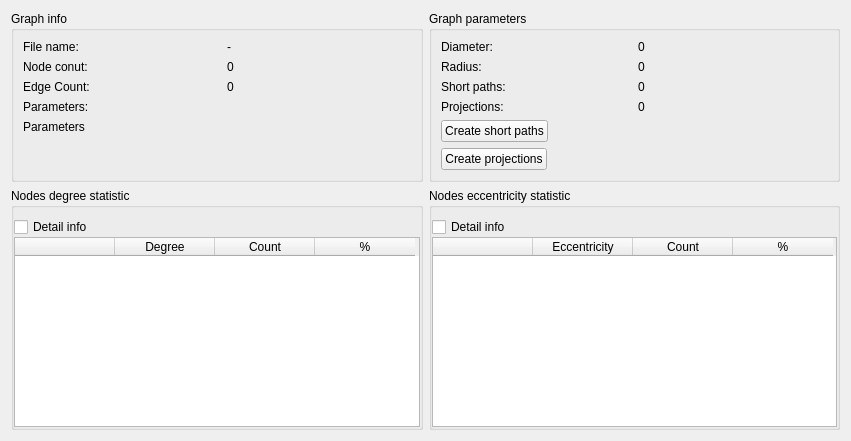
Before: the Qt Designer form gui/GraphInfoForm.ui in Savelyev-Aleksey/Compact-graph, drawn with Qt 5.
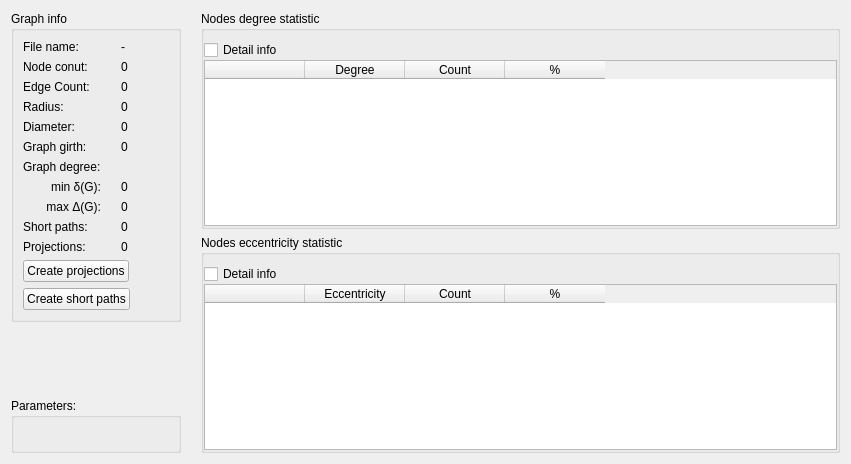
After: the same form once the commit is applied.

Commit message: Updated graph info form. Added projection short loop finder. Added graph grith param. In graph info print min and max degree params. Unify functions to call after read projections.

```diff
--- a/gui/GraphInfoForm.ui
+++ b/gui/GraphInfoForm.ui
@@ -7,7 +7,7 @@
     <x>0</x>
     <y>0</y>
     <width>851</width>
-    <height>441</height>
+    <height>464</height>
    </rect>
   </property>
   <property name="minimumSize">
@@ -19,28 +19,53 @@
   <property name="windowTitle">
    <string>Graph info</string>
   </property>
-  <layout class="QGridLayout" name="gridLayout_3">
-   <item row="0" column="1">
-    <widget class="QGroupBox" name="groupBox_2">
-     <property name="title">
-      <string>Graph parameters</string>
-     </property>
      <layout class="QGridLayout" name="gridLayout_2">
-      <item row="1" column="0">
-       <widget class="QLabel" name="label_8">
+   <property name="horizontalSpacing">
+    <number>20</number>
+   </property>
+   <item row="0" column="0" rowspan="2">
+    <layout class="QVBoxLayout" name="verticalLayout_3">
+     <item>
+      <widget class="QGroupBox" name="groupBox">
+       <property name="title">
+        <string>Graph info</string>
+       </property>
+       <layout class="QGridLayout" name="gridLayout" columnstretch="0,0">
+        <property name="horizontalSpacing">
+         <number>20</number>
+        </property>
+        <item row="13" column="1">
+         <widget class="QLabel" name="shortPathsLabel">
         <property name="text">
-         <string>Radius:</string>
+           <string notr="true">0</string>
         </property>
        </widget>
       </item>
-      <item row="0" column="1">
-       <widget class="QLabel" name="diameterLabel">
+        <item row="4" column="1">
+         <widget class="QLabel" name="radiusLabel">
         <property name="text">
          <string notr="true">0</string>
         </property>
        </widget>
       </item>
-      <item row="4" column="0" colspan="2">
+        <item row="13" column="0">
+         <widget class="QLabel" name="label_9">
+          <property name="text">
+           <string>Short paths:</string>
+          </property>
+         </widget>
+        </item>
+        <item row="11" column="0">
+         <widget class="QLabel" name="label_7">
+          <property name="text">
+           <string notr="true">max Δ(G):</string>
+          </property>
+          <property name="alignment">
+           <set>Qt::AlignRight|Qt::AlignTrailing|Qt::AlignVCenter</set>
+          </property>
+         </widget>
+        </item>
+        <item row="16" column="0" colspan="2">
        <layout class="QHBoxLayout" name="horizontalLayout">
         <property name="spacing">
          <number>0</number>
@@ -77,8 +102,67 @@
         </item>
        </layout>
       </item>
+        <item row="14" column="0">
+         <widget class="QLabel" name="label_11">
+          <property name="text">
+           <string>Projections:</string>
+          </property>
+         </widget>
+        </item>
       <item row="6" column="0">
-       <spacer name="verticalSpacer_2">
+         <widget class="QLabel" name="label_12">
+          <property name="text">
+           <string>Graph girth:</string>
+          </property>
+         </widget>
+        </item>
+        <item row="2" column="0">
+         <widget class="QLabel" name="label_2">
+          <property name="text">
+           <string>Edge Count:</string>
+          </property>
+         </widget>
+        </item>
+        <item row="1" column="0">
+         <widget class="QLabel" name="label">
+          <property name="text">
+           <string>Node conut:</string>
+          </property>
+         </widget>
+        </item>
+        <item row="11" column="1">
+         <widget class="QLabel" name="maxDegreeLabel">
+          <property name="text">
+           <string notr="true">0</string>
+          </property>
+         </widget>
+        </item>
+        <item row="4" column="0">
+         <widget class="QLabel" name="label_8">
+          <property name="text">
+           <string>Radius:</string>
+          </property>
+         </widget>
+        </item>
+        <item row="6" column="1">
+         <widget class="QLabel" name="graphGirthLabel">
+          <property name="text">
+           <string notr="true">0</string>
+          </property>
+         </widget>
+        </item>
+        <item row="10" column="0">
+         <widget class="QLabel" name="label_10">
+          <property name="text">
+           <string notr="true">min δ(G):</string>
+          </property>
+          <property name="alignment">
+           <set>Qt::AlignRight|Qt::AlignTrailing|Qt::AlignVCenter</set>
+          </property>
+         </widget>
+        </item>
+        <item row="21" column="0" colspan="2">
+         <spacer name="verticalSpacer">
         <property name="orientation">
          <enum>Qt::Vertical</enum>
         </property>
@@ -90,42 +174,73 @@
         </property>
        </spacer>
       </item>
+        <item row="2" column="1">
+         <widget class="QLabel" name="EdgeCountLabel">
+          <property name="text">
+           <string notr="true">0</string>
+          </property>
+         </widget>
+        </item>
+        <item row="1" column="1">
+         <widget class="QLabel" name="nodeCountLabel">
+          <property name="text">
+           <string notr="true">0</string>
+          </property>
+         </widget>
+        </item>
       <item row="0" column="0">
+         <widget class="QLabel" name="label_3">
+          <property name="text">
+           <string>File name:</string>
+          </property>
+         </widget>
+        </item>
+        <item row="5" column="1">
+         <widget class="QLabel" name="diameterLabel">
+          <property name="text">
+           <string notr="true">0</string>
+          </property>
+         </widget>
+        </item>
+        <item row="14" column="1">
+         <widget class="QLabel" name="projectionsLabel">
+          <property name="text">
+           <string notr="true">0</string>
+          </property>
+         </widget>
+        </item>
+        <item row="0" column="1">
+         <widget class="QLabel" name="FileNameLabel">
+          <property name="toolTip">
+           <string notr="true"/>
+          </property>
+          <property name="text">
+           <string notr="true">-</string>
+          </property>
+         </widget>
+        </item>
+        <item row="5" column="0">
        <widget class="QLabel" name="label_6">
         <property name="text">
          <string>Diameter:</string>
         </property>
        </widget>
       </item>
-      <item row="3" column="1">
-       <widget class="QLabel" name="projectionsLabel">
+        <item row="8" column="0">
+         <widget class="QLabel" name="label_5">
         <property name="text">
-         <string notr="true">0</string>
+           <string>Graph degree:</string>
         </property>
        </widget>
       </item>
-      <item row="2" column="1">
-       <widget class="QLabel" name="shortPathsLabel">
+        <item row="10" column="1">
+         <widget class="QLabel" name="minDegreeLabel">
         <property name="text">
          <string notr="true">0</string>
         </property>
        </widget>
       </item>
-      <item row="2" column="0">
-       <widget class="QLabel" name="label_9">
-        <property name="text">
-         <string>Short paths:</string>
-        </property>
-       </widget>
-      </item>
-      <item row="1" column="1">
-       <widget class="QLabel" name="radiusLabel">
-        <property name="text">
-         <string notr="true">0</string>
-        </property>
-       </widget>
-      </item>
-      <item row="5" column="0" colspan="2">
+        <item row="15" column="0" colspan="2">
        <layout class="QHBoxLayout" name="horizontalLayout_3">
         <item>
          <widget class="QPushButton" name="createProjectionsButton">
@@ -149,17 +264,44 @@
         </item>
        </layout>
       </item>
-      <item row="3" column="0">
-       <widget class="QLabel" name="label_11">
+       </layout>
+      </widget>
+     </item>
+     <item>
+      <spacer name="verticalSpacer_3">
+       <property name="orientation">
+        <enum>Qt::Vertical</enum>
+       </property>
+       <property name="sizeHint" stdset="0">
+        <size>
+         <width>20</width>
+         <height>0</height>
+        </size>
+       </property>
+      </spacer>
+     </item>
+     <item>
+      <widget class="QGroupBox" name="groupBox_2">
+       <property name="title">
+        <string>Parameters:</string>
+       </property>
+       <layout class="QVBoxLayout" name="verticalLayout_5">
+        <item>
+         <widget class="QLabel" name="paramsLabel">
         <property name="text">
-         <string>Projections:</string>
-        </property>
+           <string notr="true"/>
+          </property>
+          <property name="alignment">
+           <set>Qt::AlignLeading|Qt::AlignLeft|Qt::AlignTop</set>
+          </property>
        </widget>
       </item>
      </layout>
     </widget>
    </item>
-   <item row="1" column="0">
+    </layout>
+   </item>
+   <item row="0" column="1">
     <widget class="QGroupBox" name="groupBox_3">
      <property name="title">
       <string>Nodes degree statistic</string>
@@ -229,93 +371,6 @@
      </layout>
     </widget>
    </item>
-   <item row="0" column="0">
-    <widget class="QGroupBox" name="groupBox">
-     <property name="title">
-      <string>Graph info</string>
-     </property>
-     <layout class="QGridLayout" name="gridLayout" columnstretch="0,0">
-      <property name="horizontalSpacing">
-       <number>20</number>
-      </property>
-      <item row="0" column="1">
-       <widget class="QLabel" name="FileNameLabel">
-        <property name="toolTip">
-         <string notr="true"/>
-        </property>
-        <property name="text">
-         <string notr="true">-</string>
-        </property>
-       </widget>
-      </item>
-      <item row="0" column="0">
-       <widget class="QLabel" name="label_3">
-        <property name="text">
-         <string>File name:</string>
-        </property>
-       </widget>
-      </item>
-      <item row="3" column="0">
-       <widget class="QLabel" name="label_4">
-        <property name="text">
-         <string>Parameters:</string>
-        </property>
-       </widget>
-      </item>
-      <item row="2" column="1">
-       <widget class="QLabel" name="EdgeCountLabel">
-        <property name="text">
-         <string notr="true">0</string>
-        </property>
-       </widget>
-      </item>
-      <item row="1" column="1">
-       <widget class="QLabel" name="nodeCountLabel">
-        <property name="text">
-         <string notr="true">0</string>
-        </property>
-       </widget>
-      </item>
-      <item row="1" column="0">
-       <widget class="QLabel" name="label">
-        <property name="text">
-         <string>Node conut:</string>
-        </property>
-       </widget>
-      </item>
-      <item row="4" column="0" colspan="2">
-       <widget class="QLabel" name="paramsLabel">
-        <property name="text">
-         <string notr="true">Parameters</string>
-        </property>
-        <property name="alignment">
-         <set>Qt::AlignLeading|Qt::AlignLeft|Qt::AlignTop</set>
-        </property>
-       </widget>
-      </item>
-      <item row="2" column="0">
-       <widget class="QLabel" name="label_2">
-        <property name="text">
-         <string>Edge Count:</string>
-        </property>
-       </widget>
-      </item>
-      <item row="5" column="0" colspan="2">
-       <spacer name="verticalSpacer">
-        <property name="orientation">
-         <enum>Qt::Vertical</enum>
-        </property>
-        <property name="sizeHint" stdset="0">
-         <size>
-          <width>20</width>
-          <height>0</height>
-         </size>
-        </property>
-       </spacer>
-      </item>
-     </layout>
-    </widget>
-   </item>
    <item row="1" column="1">
     <widget class="QGroupBox" name="groupBox_4">
      <property name="title">
```
Lines whose indentation alone changed are shown as unchanged. The commit also changes 13 other files.
